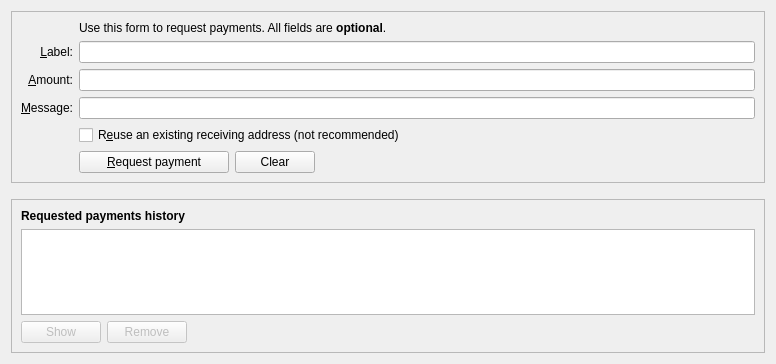
Old version of the form src/qt/forms/receivecoinsdialog.ui in the repository RebelliousToken/REBL.
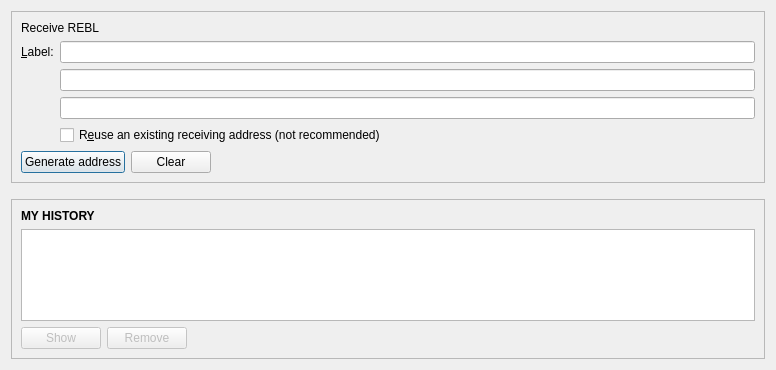
New version of the form. Icons and pictures are not drawn. Custom widgets are drawn as their Qt base class.

Patch:
```diff
--- a/src/qt/forms/receivecoinsdialog.ui
+++ b/src/qt/forms/receivecoinsdialog.ui
@@ -7,7 +7,7 @@
     <x>0</x>
     <y>0</y>
     <width>776</width>
-    <height>364</height>
+    <height>370</height>
    </rect>
   </property>
   <layout class="QVBoxLayout" name="verticalLayout" stretch="0,0,1">
@@ -26,63 +26,23 @@
       <enum>QFrame::Sunken</enum>
      </property>
      <layout class="QVBoxLayout" name="verticalLayout_3">
+      <item>
+       <widget class="QLabel" name="labelReceive">
+        <property name="text">
+         <string>Receive REBL</string>
+        </property>
+       </widget>
+      </item>
       <item>
        <layout class="QGridLayout" name="gridLayout">
-        <item row="7" column="2">
-         <widget class="QCheckBox" name="reuseAddress">
-          <property name="toolTip">
-           <string>Reuse one of the previously used receiving addresses.&lt;br&gt;Reusing addresses has security and privacy issues.&lt;br&gt;Do not use this unless re-generating a payment request made before.</string>
-          </property>
-          <property name="text">
-           <string>R&amp;euse an existing receiving address (not recommended)</string>
-          </property>
-         </widget>
-        </item>
-        <item row="7" column="0">
-         <widget class="QLabel" name="label_4">
-          <property name="text">
-           <string/>
-          </property>
-         </widget>
-        </item>
-        <item row="6" column="0">
-         <widget class="QLabel" name="label_3">
-          <property name="toolTip">
-           <string>An optional message to attach to the payment request, which will be displayed when the request is opened. Note: The message will not be sent with the payment over the REBL network.</string>
-          </property>
-          <property name="text">
-           <string>&amp;Message:</string>
-          </property>
-          <property name="alignment">
-           <set>Qt::AlignRight|Qt::AlignTrailing|Qt::AlignVCenter</set>
-          </property>
-          <property name="buddy">
-           <cstring>reqMessage</cstring>
-          </property>
-         </widget>
-        </item>
-        <item row="4" column="2">
-         <widget class="QLineEdit" name="reqLabel">
-          <property name="toolTip">
-           <string>An optional label to associate with the new receiving address.</string>
-          </property>
-         </widget>
-        </item>
-        <item row="6" column="2">
+        <item row="5" column="3">
          <widget class="QLineEdit" name="reqMessage">
           <property name="toolTip">
            <string>An optional message to attach to the payment request, which will be displayed when the request is opened.&lt;br&gt;Note: The message will not be sent with the payment over the REBL network.</string>
           </property>
          </widget>
         </item>
-        <item row="2" column="2">
-         <widget class="QLabel" name="label_5">
-          <property name="text">
-           <string>Use this form to request payments. All fields are &lt;b&gt;optional&lt;/b&gt;.</string>
-          </property>
-         </widget>
-        </item>
-        <item row="4" column="0">
+        <item row="3" column="0">
          <widget class="QLabel" name="label_2">
           <property name="toolTip">
            <string>An optional label to associate with the new receiving address.</string>
@@ -91,30 +51,21 @@
            <string>&amp;Label:</string>
           </property>
           <property name="alignment">
-           <set>Qt::AlignRight|Qt::AlignTrailing|Qt::AlignVCenter</set>
+           <set>Qt::AlignLeading|Qt::AlignLeft|Qt::AlignVCenter</set>
           </property>
           <property name="buddy">
            <cstring>reqLabel</cstring>
           </property>
          </widget>
         </item>
-        <item row="5" column="0">
-         <widget class="QLabel" name="label">
+        <item row="3" column="3">
+         <widget class="QLineEdit" name="reqLabel">
           <property name="toolTip">
-           <string>An optional amount to request. Leave this empty or zero to not request a specific amount.</string>
-          </property>
-          <property name="text">
-           <string>&amp;Amount:</string>
-          </property>
-          <property name="alignment">
-           <set>Qt::AlignRight|Qt::AlignTrailing|Qt::AlignVCenter</set>
-          </property>
-          <property name="buddy">
-           <cstring>reqAmount</cstring>
+           <string>An optional label to associate with the new receiving address.</string>
           </property>
          </widget>
         </item>
-        <item row="5" column="2">
+        <item row="4" column="3">
          <widget class="BitcoinAmountField" name="reqAmount">
           <property name="minimumSize">
            <size>
@@ -127,22 +78,27 @@
           </property>
          </widget>
         </item>
-        <item row="8" column="2">
+        <item row="6" column="3">
+         <widget class="QCheckBox" name="reuseAddress">
+          <property name="toolTip">
+           <string>Reuse one of the previously used receiving addresses.&lt;br&gt;Reusing addresses has security and privacy issues.&lt;br&gt;Do not use this unless re-generating a payment request made before.</string>
+          </property>
+          <property name="text">
+           <string>R&amp;euse an existing receiving address (not recommended)</string>
+          </property>
+         </widget>
+        </item>
+       </layout>
+      </item>
+      <item>
          <layout class="QHBoxLayout" name="horizontalLayout">
           <item>
            <widget class="QPushButton" name="receiveButton">
-            <property name="minimumSize">
-             <size>
-              <width>150</width>
-              <height>0</height>
-             </size>
-            </property>
             <property name="text">
-             <string>&amp;Request payment</string>
-            </property>
-            <property name="icon">
-             <iconset resource="../rebellious.qrc">
-              <normaloff>:/icons/receiving_addresses</normaloff>:/icons/receiving_addresses</iconset>
+           <string>Generate address</string>
+          </property>
+          <property name="default">
+           <bool>true</bool>
             </property>
            </widget>
           </item>
@@ -160,13 +116,6 @@
             <property name="text">
              <string>Clear</string>
             </property>
-            <property name="icon">
-             <iconset resource="../rebellious.qrc">
-              <normaloff>:/icons/remove</normaloff>:/icons/remove</iconset>
-            </property>
-            <property name="autoDefault">
-             <bool>false</bool>
-            </property>
            </widget>
           </item>
           <item>
@@ -184,15 +133,6 @@
           </item>
          </layout>
         </item>
-        <item row="8" column="0">
-         <widget class="QLabel" name="label_7">
-          <property name="text">
-           <string/>
-          </property>
-         </widget>
-        </item>
-       </layout>
-      </item>
      </layout>
     </widget>
    </item>
@@ -233,7 +173,7 @@
          </font>
         </property>
         <property name="text">
-         <string>Requested payments history</string>
+         <string>MY HISTORY</string>
         </property>
        </widget>
       </item>
```
Left out of the diff: 13 changed lines with no effect on the pictures. Lines whose indentation alone changed are shown as unchanged.
